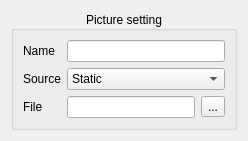
Qt form HoruxCardDesigner/pixmapsetting.ui (BackupTheBerlios/horux-svn) before a commit.
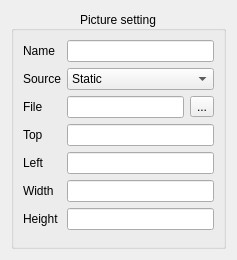
The same form after that commit.

Patch:
```diff
--- a/HoruxCardDesigner/pixmapsetting.ui
+++ b/HoruxCardDesigner/pixmapsetting.ui
@@ -6,8 +6,8 @@
    <rect>
     <x>0</x>
     <y>0</y>
-    <width>248</width>
-    <height>140</height>
+    <width>237</width>
+    <height>260</height>
    </rect>
   </property>
   <property name="windowTitle">
@@ -87,6 +87,58 @@
         </item>
        </layout>
       </item>
+      <item row="3" column="0">
+       <widget class="QLabel" name="label_4">
+        <property name="text">
+         <string>Top</string>
+        </property>
+        <property name="buddy">
+         <cstring>top</cstring>
+        </property>
+       </widget>
+      </item>
+      <item row="3" column="1">
+       <widget class="QLineEdit" name="top"/>
+      </item>
+      <item row="4" column="0">
+       <widget class="QLabel" name="label_5">
+        <property name="text">
+         <string>Left</string>
+        </property>
+        <property name="buddy">
+         <cstring>left</cstring>
+        </property>
+       </widget>
+      </item>
+      <item row="4" column="1">
+       <widget class="QLineEdit" name="left"/>
+      </item>
+      <item row="5" column="0">
+       <widget class="QLabel" name="label_6">
+        <property name="text">
+         <string>Width</string>
+        </property>
+        <property name="buddy">
+         <cstring>widthEdit</cstring>
+        </property>
+       </widget>
+      </item>
+      <item row="5" column="1">
+       <widget class="QLineEdit" name="widthEdit"/>
+      </item>
+      <item row="6" column="0">
+       <widget class="QLabel" name="label_7">
+        <property name="text">
+         <string>Height</string>
+        </property>
+        <property name="buddy">
+         <cstring>heightEdit</cstring>
+        </property>
+       </widget>
+      </item>
+      <item row="6" column="1">
+       <widget class="QLineEdit" name="heightEdit"/>
+      </item>
      </layout>
     </widget>
    </item>
```
Left out of the diff: 12 changed lines with no effect on the pictures.
